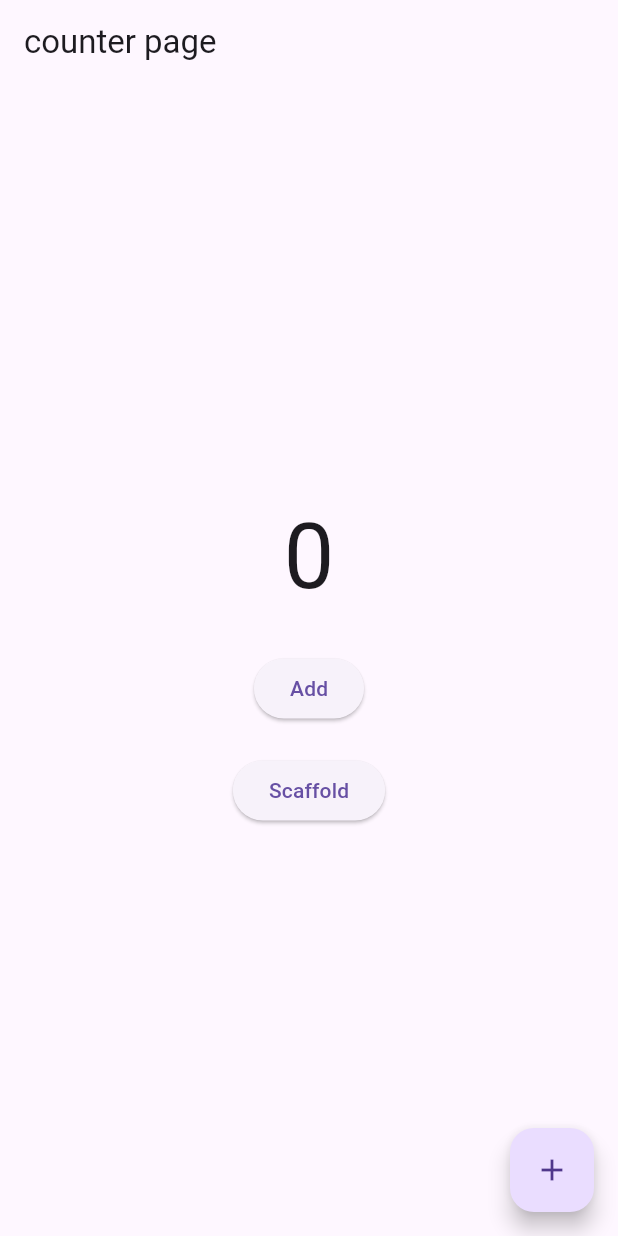
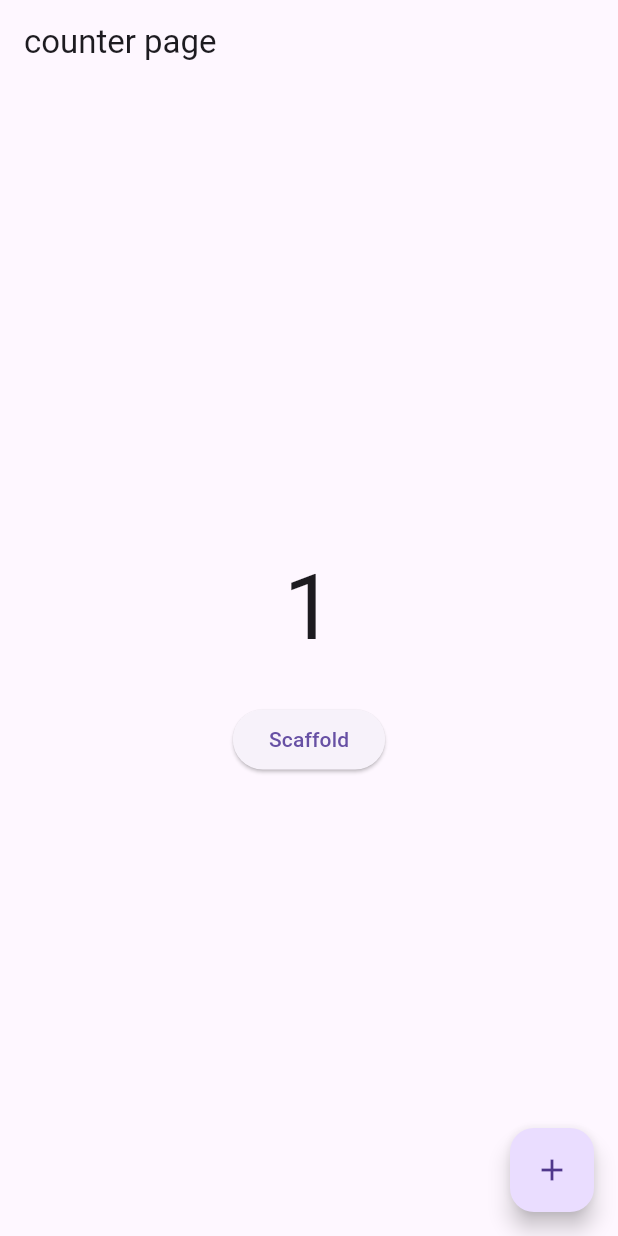
Before and after one commit to yashoda7/BLOC-Practice, a Flutter app: the screen it shows after launch, on a phone screen of 412 x 824 dp. Run offline on Flutter 3.47's test engine with Material 3 defaults, Android fonts, the phone set to English and light mode, and no system bars; our stand-ins replace bloc, flutter_bloc.

Commit message:
BlocConsumer added sucessfully

```diff
--- a/lib/features/counter/ui/counter_page.dart
+++ b/lib/features/counter/ui/counter_page.dart
@@ -28,27 +28,30 @@ void initState() {
         },
         child: Icon(Icons.add),
       ),
-      body:BlocListener<BlocBloc,BlocState>(
+      body:BlocConsumer<BlocBloc,BlocState>(
         bloc: counterBloc,
+        listenWhen: (previous, current) => current is CounterSnackbarActionState,
+        buildWhen: (previous, current) => current is! CounterSnackbarActionState,
         listener: (context, state) {
           if(state is CounterSnackbarActionState ){
             ScaffoldMessenger.of(context).showSnackBar(SnackBar(content: Text("snackbar")));
           }
-          else if(state is CounterIncrementActionState){
-            setState(() {
-              val=val+1;
-            });
-          }
+          // else if(state is CounterIncrementActionState){
+          //   setState(() {
+          //     val=val+1;
+          //   });
+          // }
         },
-        child:Center(
+        builder: (context, state) {
+        switch(state.runtimeType){
+
+            case CounterIncrementState :
+            final sucessState=state as CounterIncrementState;
+            return Center(
             child: Container(
               child: Column(
                 mainAxisAlignment: MainAxisAlignment.center,
-                children: [Text(val.toString(), style: TextStyle(fontSize: 60)),
-                SizedBox(height: 20,),
-                ElevatedButton(onPressed: (){
-                  counterBloc.add(CounterIncreamentActionEvent());
-                }, child: Text("Add")),
+                children: [Text(sucessState.val.toString(), style: TextStyle(fontSize: 60)),
                 SizedBox(height: 20,),
                 ElevatedButton(onPressed: (){
                   counterBloc.add(CounterSnackbarActionEvent());
@@ -56,8 +59,16 @@ void initState() {
                 ],
               ),
             ),
+          );
+          // break;
+          default:return Center(
+              child: Text('something went wrong', style: TextStyle(fontSize: 60),
+            ),
+          );
+        }
+        }
       ),
-      ),
+
 
     );
   }
@@ -65,23 +76,23 @@ void initState() {
 //       body: BlocBuilder<BlocBloc, BlocState>(
 //         bloc: counterBloc,
 //         builder: (context, state) {
-//           switch(state.runtimeType){
+          // switch(state.runtimeType){
 
-//             case CounterIncrementState :
-//             final sucessState=state as CounterIncrementState;
-            // return Center(
-            // child: Container(
-            //   child: Column(
-            //     mainAxisAlignment: MainAxisAlignment.center,
-            //     children: [Text(sucessState.val.toString(), style: TextStyle(fontSize: 60))],
-            //   ),
-            // ),
-//           );
-//           // break;
-//           default:return Center(
-//               child: Text('something went wrong', style: TextStyle(fontSize: 60),
-//             ),
-//           );
+          //   case CounterIncrementState :
+          //   final sucessState=state as CounterIncrementState;
+          //   return Center(
+          //   child: Container(
+          //     child: Column(
+          //       mainAxisAlignment: MainAxisAlignment.center,
+          //       children: [Text(sucessState.val.toString(), style: TextStyle(fontSize: 60))],
+          //     ),
+          //   ),
+          // );
+          // // break;
+          // default:return Center(
+          //     child: Text('something went wrong', style: TextStyle(fontSize: 60),
+          //   ),
+          // );
 
 //           }
 
```
